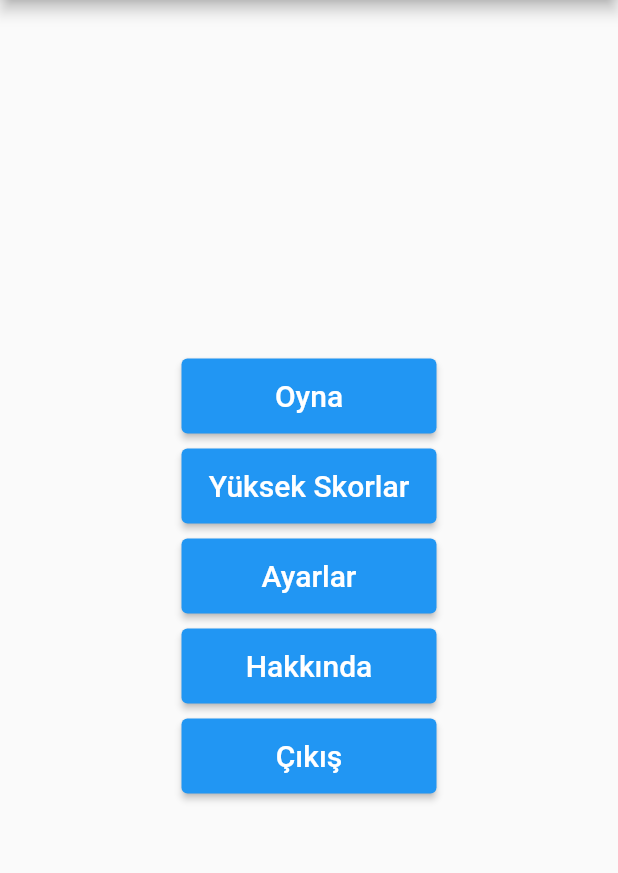
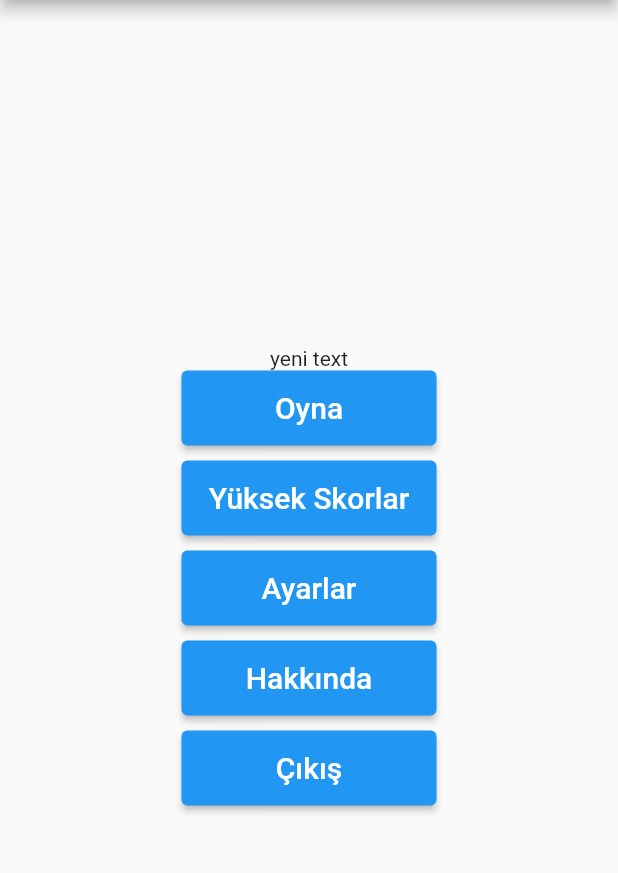
Before and after one commit to yasirrcolak/mr_code_jr, a Flutter app: the screen it shows after launch, on a phone screen of 412 x 824 dp, the part 84-957 px from its top. Run offline on Flutter 3.47's test engine with Material 2 defaults, Android fonts, the phone set to English and light mode, and no system bars.

Commit message:
yeni text eklendi

```diff
--- a/lib/main.dart
+++ b/lib/main.dart
@@ -91,6 +91,7 @@ class _MyHomePageState extends State<MyHomePage> {
     if(ekran==0){
       EkrandakiWidget = <Widget>[
         //Text('Hoşgeldiniz.'),
+        Text('yeni text'),
 
 
         /*
```
